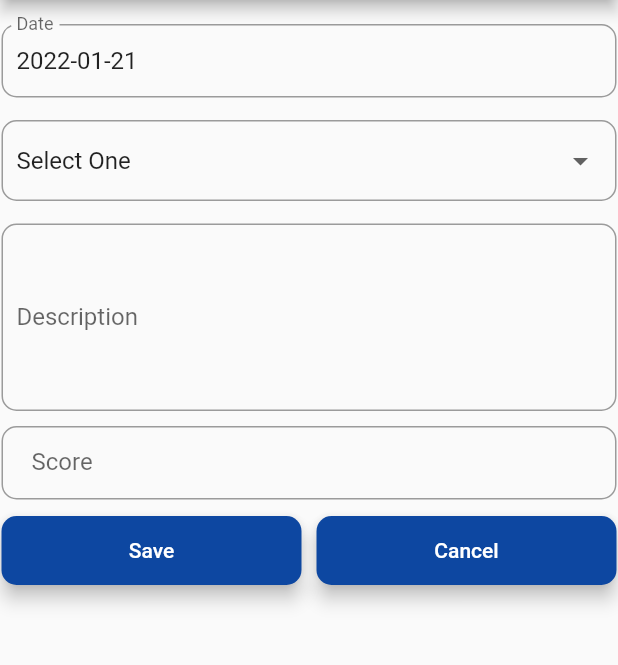
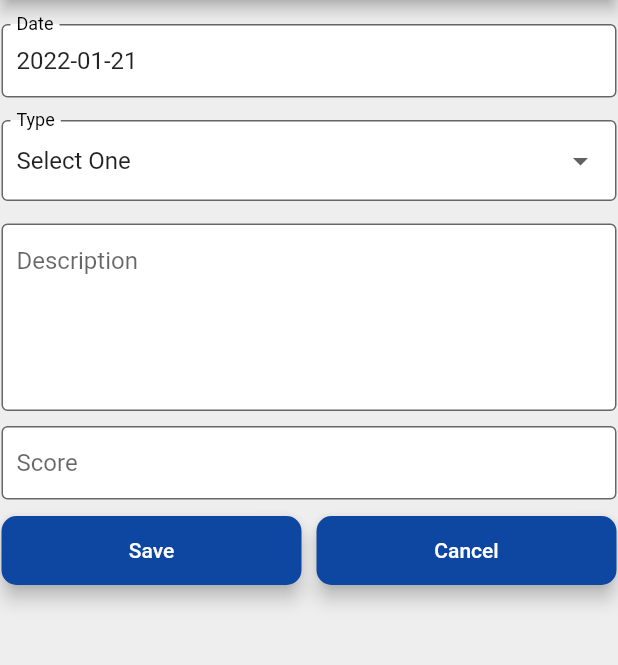
Before and after one commit to mmanning1/WODaily, a Flutter app: the EnterWodScreen screen opened directly, on a phone screen of 412 x 824 dp, the part 84-749 px from its top. Run offline on Flutter 3.47's test engine with Material 2 defaults, Android fonts, the phone set to English and light mode, and no system bars; our stand-ins replace cloud_firestore, firebase_auth, firebase_core, flutter_signin_button, flutter_spinkit, font_awesome_flutter and 2 more; accounts and stored records are empty.

Commit message:
Update theme data and centralize

```diff
--- a/lib/main.dart
+++ b/lib/main.dart
@@ -2,6 +2,7 @@ import 'package:WODaily/model/user.dart';
 import 'package:WODaily/screens/authenticate/sign_in.dart';
 import 'package:WODaily/screens/wrapper.dart';
 import 'package:WODaily/services/auth.dart';
+import 'package:WODaily/shared/constants.dart';
 import 'package:flutter/cupertino.dart';
 import 'package:flutter/material.dart';
 import 'package:font_awesome_flutter/font_awesome_flutter.dart';
@@ -29,6 +30,7 @@ class MyApp extends StatelessWidget {
       child: MaterialApp(
         title: 'WODaily',
         debugShowCheckedModeBanner: false,
+        theme: mainThemeData,
         home: Wrapper(),
       ),
     );
--- a/lib/screens/enter_screen.dart
+++ b/lib/screens/enter_screen.dart
@@ -1,3 +1,4 @@
+import 'package:WODaily/shared/constants.dart';
 import 'package:flutter/material.dart';
 import 'package:intl/intl.dart';
 import 'package:WODaily/model/workout.dart';
@@ -40,7 +41,6 @@ class _EnterWodScreenState extends State<EnterWodScreen>{
         resizeToAvoidBottomInset: false,
         appBar: AppBar(
           title: const Text('New Workout'),
-          backgroundColor: Colors.blue.shade900,
         ),
         body: Container(
           child: Padding(
@@ -62,7 +62,9 @@ class _EnterWodScreenState extends State<EnterWodScreen>{
                         // Show Date Picker Here
                         await _selectDate(context);
                         // Needs to be 2012-02-27
-                        _dateController.text = DateFormat('yyyy-MM-dd').format(date);
+                        if (date != null) {
+                          _dateController.text = DateFormat('yyyy-MM-dd').format(date);
+                        }
                         //setState(() {});
                       },
                       validator: (value) {
@@ -75,14 +77,7 @@ class _EnterWodScreenState extends State<EnterWodScreen>{
                         _dateController.text = value;
                       },
                       textInputAction: TextInputAction.next,
-                      decoration: InputDecoration(
-                          contentPadding: const EdgeInsets.fromLTRB(10, 15, 20, 15),
-                          hintText: "Date",
-                          labelText: "Date",
-                          border: OutlineInputBorder(
-                            borderRadius: BorderRadius.circular(10),
-                          )
-                      ),
+                      decoration: workoutFormDecoration.copyWith(labelText: 'Date'),
                     ),
 
                     //Type
@@ -101,12 +96,7 @@ class _EnterWodScreenState extends State<EnterWodScreen>{
                           dropdownValue = value;
                         });
                       },
-                      decoration: InputDecoration(
-                          contentPadding: const EdgeInsets.fromLTRB(10, 15, 20, 15),
-                          border: OutlineInputBorder(
-                            borderRadius: BorderRadius.circular(10),
-                          )
-                      ),
+                        decoration: workoutFormDecoration.copyWith(labelText: 'Type'),
                     ),
 
                     //Description
@@ -126,14 +116,7 @@ class _EnterWodScreenState extends State<EnterWodScreen>{
                         _descriptionController.text = value;
                       },
                       textInputAction: TextInputAction.newline,
-                      decoration: InputDecoration(
-                          contentPadding: const EdgeInsets.fromLTRB(10, 15, 20, 15),
-                          hintText: "Description",
-                          labelText: "Description",
-                          border: OutlineInputBorder(
-                            borderRadius: BorderRadius.circular(10),
-                          )
-                      ),
+                      decoration: workoutFormDecoration.copyWith(hintText: 'Description'),
                     ),
 
                     //Score
@@ -151,14 +134,7 @@ class _EnterWodScreenState extends State<EnterWodScreen>{
                         _scoreController.text = value;
                       },
                       textInputAction: TextInputAction.next,
-                      decoration: InputDecoration(
-                          contentPadding: EdgeInsets.fromLTRB(20, 15, 20, 15),
-                          hintText: "Score",
-                          labelText: "Score",
-                          border: OutlineInputBorder(
-                            borderRadius: BorderRadius.circular(10),
-                          )
-                      ),
+                      decoration: workoutFormDecoration.copyWith(hintText: 'Score'),
                     ),
 
                     //Buttons
@@ -169,9 +145,8 @@ class _EnterWodScreenState extends State<EnterWodScreen>{
                         Expanded(
                             child: MaterialButton(
                                 padding: const EdgeInsets.all(15),
-                                shape: RoundedRectangleBorder(borderRadius: BorderRadius.circular(10.0)),
                                 elevation: 5,
-                                color: Colors.blue.shade900,
+                                color: Theme.of(context).primaryColor,
                                 child:Text("Save",style: TextStyle(color: Colors.white)) ,
                                 onPressed:(){
                                   _save(id,_dateController.text,dropdownValue,_descriptionController.text,_scoreController.text);
@@ -182,10 +157,8 @@ class _EnterWodScreenState extends State<EnterWodScreen>{
                         Expanded(
                             child: MaterialButton(
                                 padding: EdgeInsets.all(15),
-                                shape: RoundedRectangleBorder(borderRadius: BorderRadius.circular(10.0)),
                                 elevation: 5,
-                                color: Colors.blue.shade900,
-                                //color: Colors.teal.shade900,
+                                color: Theme.of(context).primaryColor,
                                 child:const Text("Cancel",style: TextStyle(color: Colors.white),) ,
                                 onPressed:(){
                                   Navigator.pop(context);
--- a/lib/shared/constants.dart
+++ b/lib/shared/constants.dart
@@ -10,3 +10,36 @@ const textInputDecoration = InputDecoration(
     borderSide: BorderSide(color: Colors.red, width: 2.0)
   )
 );
+
+const workoutFormDecoration = InputDecoration(
+    filled: true,
+    fillColor: Colors.white,
+    labelStyle: const TextStyle(color: Colors.black),
+    contentPadding: const EdgeInsets.fromLTRB(10, 15, 20, 15),
+    border: OutlineInputBorder(
+      //borderRadius: const BorderRadius.all(Radius.circular(10))
+    )
+);
+
+ThemeData mainThemeData = ThemeData(
+    brightness: Brightness.light,
+    scaffoldBackgroundColor: Colors.grey.shade200,
+    cardColor: Colors.white,
+    primaryColor: Colors.blue.shade900,
+
+    buttonTheme: ButtonThemeData(
+      shape: RoundedRectangleBorder(borderRadius: BorderRadius.circular(10.0)),
+    ),
+
+    elevatedButtonTheme: ElevatedButtonThemeData(
+      style: ElevatedButton.styleFrom(primary: Colors.blue.shade900),
+    ),
+
+    floatingActionButtonTheme: FloatingActionButtonThemeData(
+        backgroundColor: Colors.red.shade900
+    ),
+
+    appBarTheme: AppBarTheme(
+        backgroundColor: Colors.blue.shade900
+    )
+);
--- a/pubspec.yaml
+++ b/pubspec.yaml
@@ -46,6 +46,7 @@ dependencies:
   provider: ^6.0.2
   flutter_spinkit: ^5.1.0
   cloud_firestore: ^3.1.6
+  flutter_signin_button: ^2.0.0
 
 dev_dependencies:
   flutter_test:
```
Also changed, not shown: lib/screens/authenticate/sign_in.dart (+25 -13 lines), lib/screens/edit_screen.dart (+8 -36 lines), lib/screens/home_screen.dart (+4 -10 lines), pubspec.lock.
